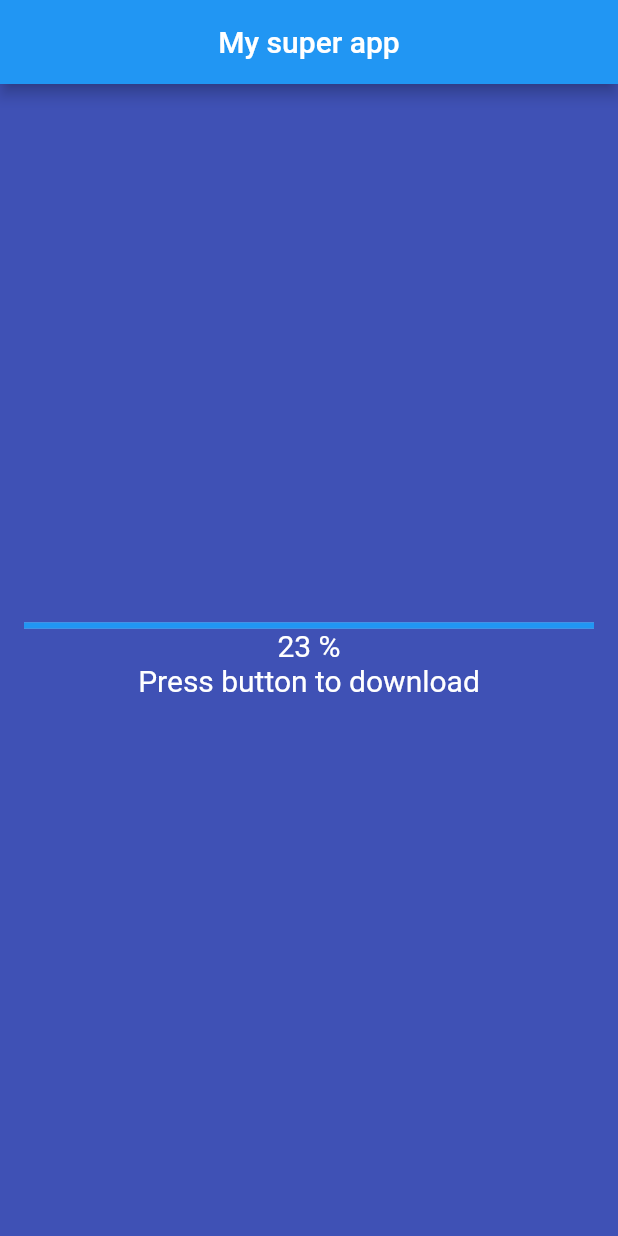
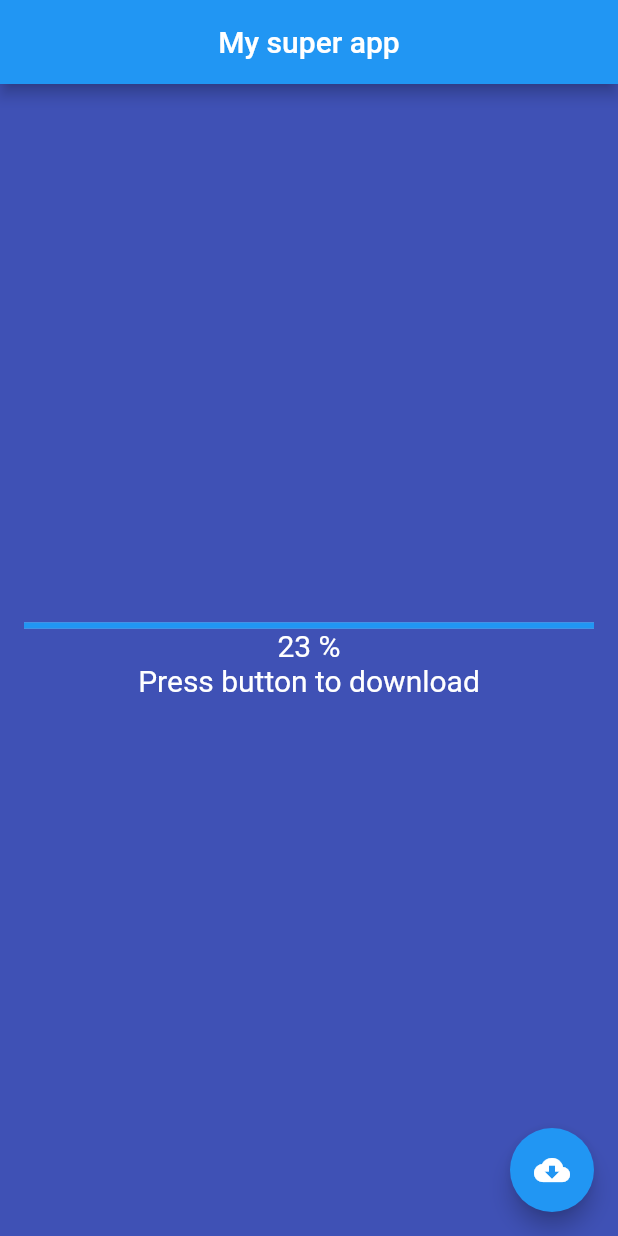
Before and after one commit to Alex-esc1/Flutter_learn, a Flutter app: the screen it shows after launch, on a phone screen of 412 x 824 dp. Run offline on Flutter 3.47's test engine with Material 2 defaults, Android fonts, the phone set to English and light mode, and no system bars.

Commit message:
Добавил кнопку загрузки и иконку

```diff
--- a/lib/main.dart
+++ b/lib/main.dart
@@ -32,6 +32,10 @@ class My extends StatelessWidget {
                 ]),
           ),
         ),
+        floatingActionButton: const FloatingActionButton(
+          onPressed: null,
+          child: Icon(Icons.cloud_download),
+        ),
       ),
     );
   }
```
